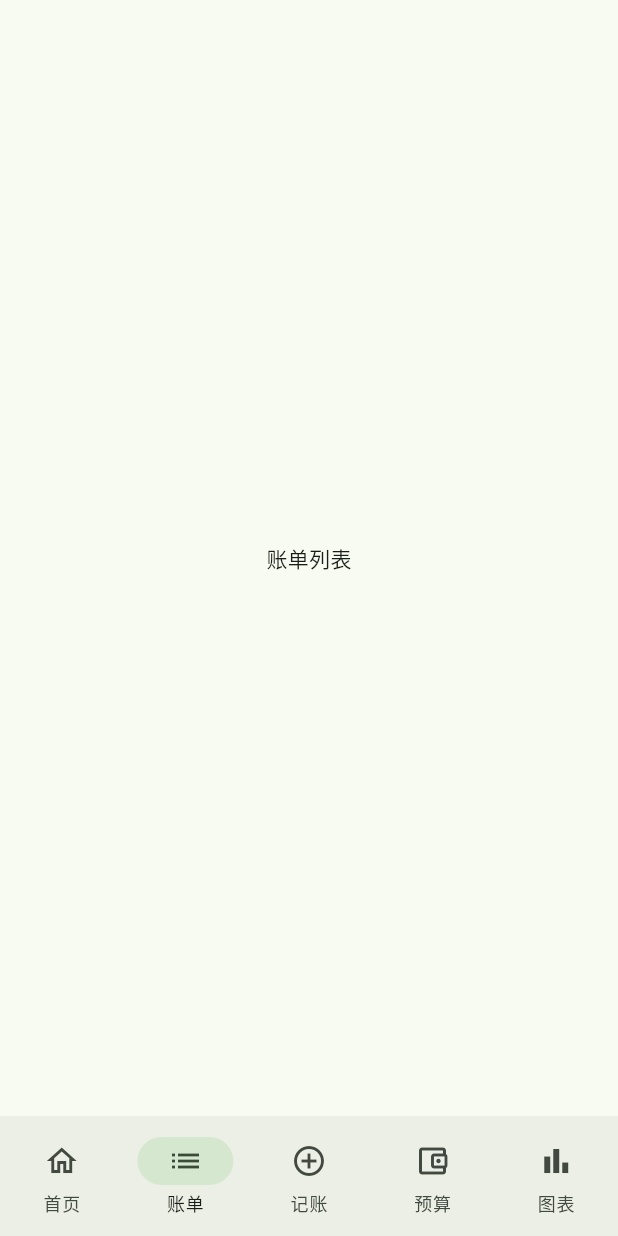
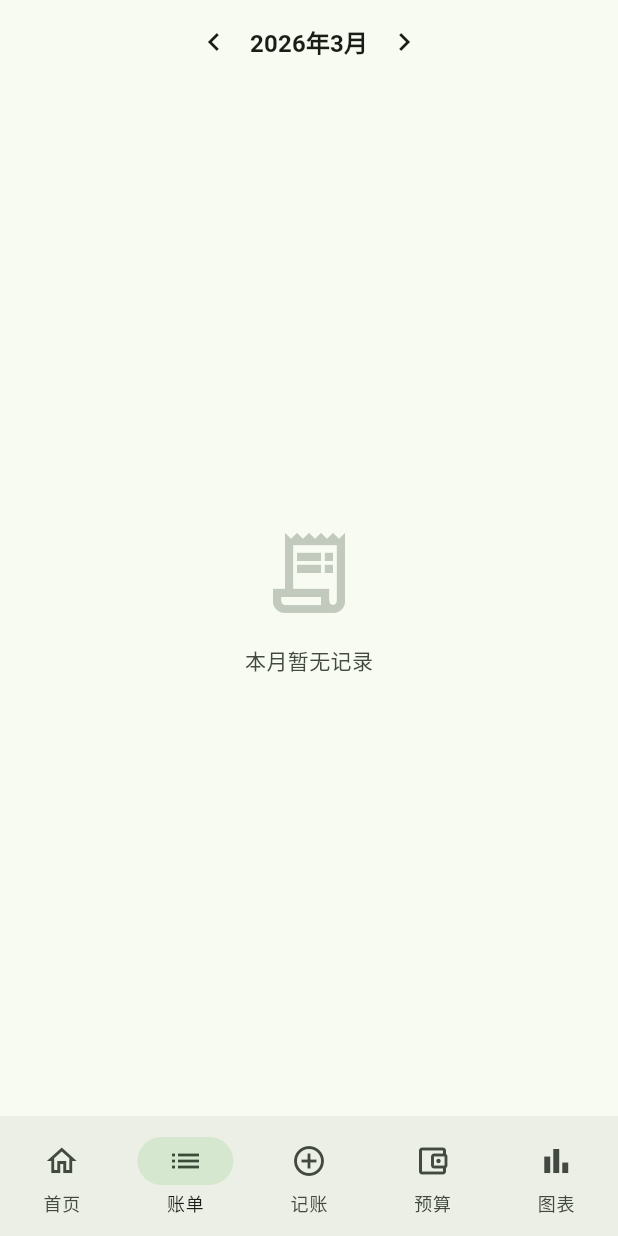
Before and after one commit to Ayor1337/flutter-accounting-book, a Flutter app: the screen it shows after launch, item 2 of the bottom bar chosen, on a phone screen of 412 x 824 dp. Run offline on Flutter 3.47's test engine with Material 3 defaults, Android fonts, the phone set to English and light mode, and no system bars; our stand-ins replace drift, flutter_riverpod, go_router; accounts and stored records are empty; generated files the repository leaves out were written again.

Commit message:
feat: 实现账单列表页（按日分组+滑动删除）
- transaction_list_providers.dart：月份Provider + 含分类JOIN的StreamProvider
- transaction_day_group.dart：日期分组组件（收支小计+分类icon+Dismissible删除）
- transaction_list_page.dart：月份导航+按日降序分组列表+点击编辑+async删除+错误反馈

Co-Authored-By: Claude Sonnet 4.6 <noreply@anthropic.com>

```diff
--- /dev/null
+++ b/lib/features/transaction/list/providers/transaction_list_providers.dart
@@ -0,0 +1,16 @@
+import 'package:flutter_riverpod/flutter_riverpod.dart';
+import 'package:accounting_book/core/providers/database_provider.dart';
+import 'package:accounting_book/core/database/daos/transaction_dao.dart';
+import 'package:accounting_book/core/utils/date_utils.dart';
+
+// 账单列表页当前月份
+final transactionListMonthProvider =
+    StateProvider<String>((ref) => currentMonth());
+
+// 按月监听交易列表（含分类信息）
+final transactionsByMonthProvider = StreamProvider.autoDispose
+    .family<List<TransactionWithCategory>, String>((ref, month) {
+  return ref
+      .watch(transactionDaoProvider)
+      .watchTransactionsWithCategoryByMonth(month);
+});
--- a/lib/features/transaction/list/transaction_list_page.dart
+++ b/lib/features/transaction/list/transaction_list_page.dart
@@ -1,12 +1,123 @@
 import 'package:flutter/material.dart';
+import 'package:flutter_riverpod/flutter_riverpod.dart';
+import 'package:go_router/go_router.dart';
+import 'package:accounting_book/core/database/daos/transaction_dao.dart';
+import 'package:accounting_book/core/providers/database_provider.dart';
+import 'package:accounting_book/core/utils/date_utils.dart';
+import 'package:accounting_book/features/transaction/list/providers/transaction_list_providers.dart';
+import 'package:accounting_book/features/transaction/list/widgets/transaction_day_group.dart';
 
-class TransactionListPage extends StatelessWidget {
+class TransactionListPage extends ConsumerWidget {
   const TransactionListPage({super.key});
 
   @override
-  Widget build(BuildContext context) {
-    return const Scaffold(
-      body: Center(child: Text('账单列表')),
+  Widget build(BuildContext context, WidgetRef ref) {
+    final month = ref.watch(transactionListMonthProvider);
+    final transactionsAsync = ref.watch(transactionsByMonthProvider(month));
+
+    return Scaffold(
+      appBar: AppBar(
+        title: Row(
+          mainAxisSize: MainAxisSize.min,
+          children: [
+            IconButton(
+              icon: const Icon(Icons.chevron_left),
+              onPressed: () {
+                ref.read(transactionListMonthProvider.notifier).state =
+                    previousMonth(month);
+              },
+            ),
+            Text(
+              formatMonth(month),
+              style: Theme.of(context).textTheme.titleMedium?.copyWith(
+                    fontWeight: FontWeight.w600,
+                  ),
+            ),
+            IconButton(
+              icon: const Icon(Icons.chevron_right),
+              onPressed: () {
+                ref.read(transactionListMonthProvider.notifier).state =
+                    nextMonth(month);
+              },
+            ),
+          ],
+        ),
+        centerTitle: true,
+      ),
+      body: transactionsAsync.when(
+        loading: () => const Center(child: CircularProgressIndicator()),
+        error: (err, _) => Center(child: Text('加载失败：$err')),
+        data: (transactions) => _buildBody(context, ref, transactions),
+      ),
+    );
+  }
+
+  Widget _buildBody(
+    BuildContext context,
+    WidgetRef ref,
+    List<TransactionWithCategory> transactions,
+  ) {
+    if (transactions.isEmpty) {
+      return Center(
+        child: Column(
+          mainAxisSize: MainAxisSize.min,
+          children: [
+            Icon(
+              Icons.receipt_long_outlined,
+              size: 64,
+              color: Theme.of(context).colorScheme.outlineVariant,
+            ),
+            const SizedBox(height: 16),
+            Text(
+              '本月暂无记录',
+              style: Theme.of(context).textTheme.bodyMedium?.copyWith(
+                    color: Theme.of(context).colorScheme.onSurfaceVariant,
+                  ),
+            ),
+          ],
+        ),
+      );
+    }
+
+    // 按日期分组
+    final grouped = <DateTime, List<TransactionWithCategory>>{};
+    for (final twc in transactions) {
+      final date = DateTime(
+        twc.transaction.date.year,
+        twc.transaction.date.month,
+        twc.transaction.date.day,
+      );
+      grouped.putIfAbsent(date, () => []).add(twc);
+    }
+
+    // 按日期降序排列
+    final sortedDates = grouped.keys.toList()
+      ..sort((a, b) => b.compareTo(a));
+
+    final transactionDao = ref.read(transactionDaoProvider);
+
+    return ListView.builder(
+      itemCount: sortedDates.length,
+      itemBuilder: (context, index) {
+        final date = sortedDates[index];
+        final group = grouped[date]!;
+        return TransactionDayGroup(
+          date: date,
+          transactions: group,
+          onDelete: (id) async {
+            try {
+              await transactionDao.deleteTransaction(id);
+            } catch (e) {
+              if (context.mounted) {
+                ScaffoldMessenger.of(context).showSnackBar(
+                  SnackBar(content: Text('删除失败：$e')),
+                );
+              }
+            }
+          },
+          onTap: (id) => context.push('/add?transactionId=$id'),
+        );
+      },
     );
   }
 }
```
Also changed, not shown: lib/features/transaction/list/widgets/transaction_day_group.dart (added, +157 -0 lines).
